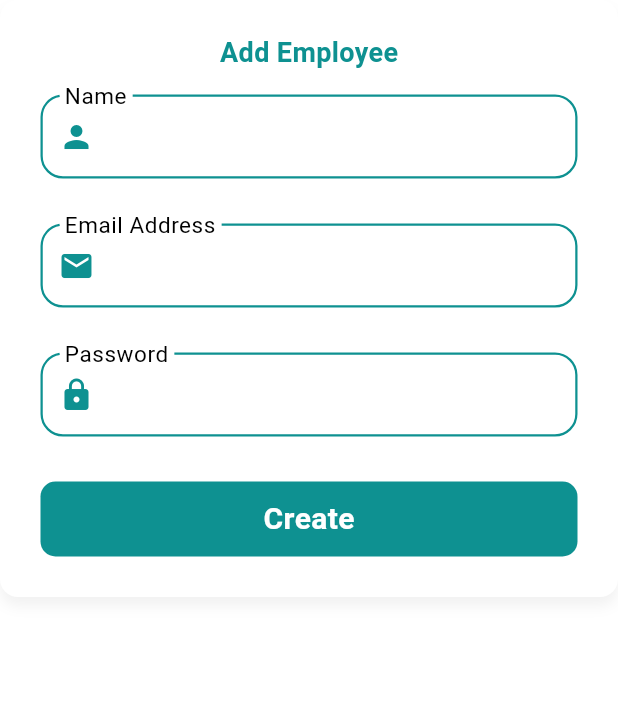
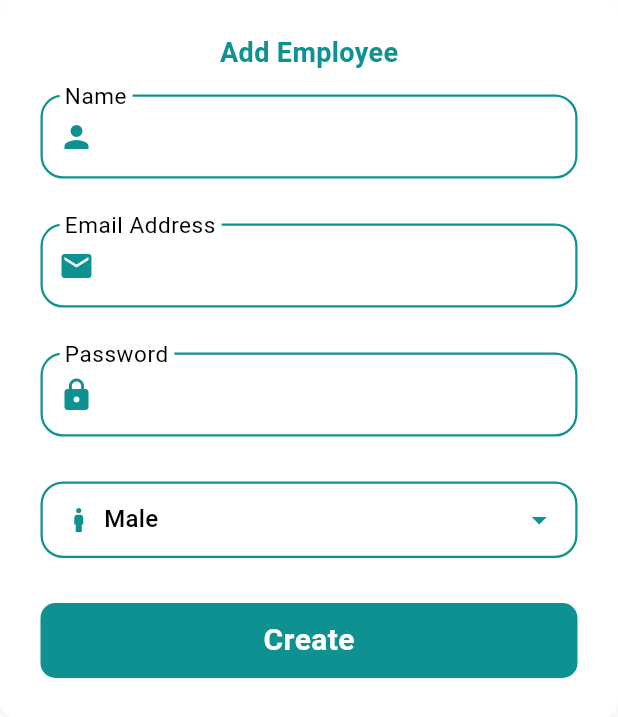
Before and after one commit to OmarAmeer96/Time-Pulse, a Flutter app: the CreateEmployee widget shown alone on an empty page, opened directly, on a phone screen of 412 x 824 dp. Shown: the top 717 px of the screen. Run offline on Flutter 3.47's test engine with Material 3 defaults, Android fonts, the phone set to English and light mode, and no system bars; our stand-ins replace bloc, cloud_firestore, firebase_auth, firebase_core, flutter_bloc, flutter_screenutil and 2 more; accounts and stored records are empty; network calls fail; statements that could not run were skipped.

Commit message:
Add employee gender selection and related UI components; refactor model imports

```diff
--- a/lib/features/auth/widgets/custom_container.dart
+++ b/lib/core/widgets/custom_container.dart
@@ -32,10 +32,7 @@ class CustomContainer extends StatelessWidget {
                     : context.read<ThemeCubit>().darkMode
                         ? Colors.white70
                         : Colors.black,
-                fontSize:
-                    (containerColor == Theme.of(context).colorScheme.primary)
-                        ? 19
-                        : 17),
+                fontSize: 17),
           ),
         ),
       ),
--- a/lib/features/admin/models/employee_model.dart
+++ b/lib/data/models/employee_model.dart
@@ -5,14 +5,18 @@ class EmployeeModel {
   final String email;
   final String id;
   final int remaining_leaves;
-  bool isCheckedIn = false;
+  final bool isCheckedIn;
+  final String role;
+  final String imageUrl;
 
-  EmployeeModel({
-    required this.name,
-    required this.email,
-    required this.id,
-    required this.remaining_leaves,
-  });
+  EmployeeModel(
+      {required this.name,
+      required this.email,
+      required this.id,
+      required this.remaining_leaves,
+      required this.role,
+      required this.isCheckedIn,
+      required this.imageUrl});
 
   factory EmployeeModel.fromFireStore(
       DocumentSnapshot<Map<String, dynamic>> snapshot) {
@@ -21,7 +25,10 @@ class EmployeeModel {
         name: data?['name'] ?? '',
         email: data?['email'] ?? "",
         id: data?['ID'].toString() ?? "",
-        remaining_leaves: data?['remaining_leaves'] ?? 0);
+        remaining_leaves: data?['remaining_leaves'] ?? 0,
+        role: data?['role'] ?? "",
+        isCheckedIn: data?['is_checked_in'] ?? false,
+        imageUrl: data?['image_url'] ?? "");
   }
 
   Map<String, dynamic> toFireStore() {
@@ -31,6 +38,8 @@ class EmployeeModel {
       "email": email,
       "remaining_leaves": remaining_leaves,
       "is_checked_in": isCheckedIn,
+      "role": role,
+      "image_url": imageUrl
     };
   }
 }
--- a/lib/features/admin/cubit/admin_cubit/admin_state.dart
+++ b/lib/features/admin/cubit/admin_cubit/admin_state.dart
@@ -9,3 +9,5 @@ class AdminPageLoaded extends AdminState {}
 class AdminPageError extends AdminState {}
 
 class EmployeeAdded extends AdminState {}
+
+class EmployeeGenderSelected extends AdminState {}
--- a/lib/features/admin/cubit/vacations_cubit/vacations_cubit.dart
+++ b/lib/features/admin/cubit/vacations_cubit/vacations_cubit.dart
@@ -2,7 +2,7 @@ import 'package:cloud_firestore/cloud_firestore.dart';
 import 'package:flutter/material.dart';
 import 'package:flutter_bloc/flutter_bloc.dart';
 import 'package:time_pulse/features/admin/cubit/vacations_cubit/vacations_state.dart';
-import 'package:time_pulse/features/admin/models/vacation_request_model.dart';
+import 'package:time_pulse/data/models/vacation_request_model.dart';
 
 class VacationsCubit extends Cubit<VacationsState> {
   VacationsCubit() : super(VacationsInitial());
--- a/lib/features/admin/widgets/create_employee_view.dart
+++ b/lib/features/admin/widgets/create_employee_view.dart
@@ -6,6 +6,7 @@ import 'package:time_pulse/data/extensions/extensions.dart';
 import 'package:time_pulse/features/admin/cubit/admin_cubit/admin_cubit.dart';
 import 'package:time_pulse/features/admin/cubit/admin_cubit/admin_state.dart';
 import 'package:time_pulse/features/admin/widgets/custom_button.dart';
+import 'package:time_pulse/features/admin/widgets/gender_drop_down.dart';
 import 'package:time_pulse/generated/l10n.dart';
 
 class CreateEmployee extends StatefulWidget {
@@ -60,6 +61,22 @@ class _CreateEmployeeState extends State<CreateEmployee> {
                     label: S.of(context).password,
                     validate: validatePassword,
                     prefixIcon: const Icon(Icons.lock),
+                  ),
+                  BlocBuilder<AdminCubit, AdminState>(
+                    builder: (context, state) {
+                      return Padding(
+                        padding: const EdgeInsets.all(15),
+                        child: Container(
+                            width: double.infinity,
+                            decoration: BoxDecoration(
+                                borderRadius: BorderRadius.circular(15),
+                                border: Border.all(
+                                    width: 1.5,
+                                    color:
+                                        Theme.of(context).colorScheme.primary)),
+                            child: GenderDropDown()),
+                      );
+                    },
                   ),
                   SafeArea(
                     child: Padding(
--- /dev/null
+++ b/lib/features/admin/widgets/gender_drop_down.dart
@@ -0,0 +1,51 @@
+import 'package:flutter/material.dart';
+import 'package:flutter_bloc/flutter_bloc.dart';
+import 'package:time_pulse/features/admin/cubit/admin_cubit/admin_cubit.dart';
+
+class GenderDropDown extends StatelessWidget {
+  const GenderDropDown({super.key});
+
+  @override
+  Widget build(BuildContext context) {
+    return DropdownButton<String>(
+      iconEnabledColor: Theme.of(context).colorScheme.primary,
+      isExpanded: true,
+      underline: SizedBox(),
+      padding: EdgeInsets.symmetric(horizontal: 12),
+      value: context.read<AdminCubit>().employeeGender,
+      items: [
+        DropdownMenuItem<String>(
+          value: "Male",
+          child: Row(
+            children: [
+              Icon(Icons.boy_sharp,
+                  color: Theme.of(context).colorScheme.primary),
+              SizedBox(
+                width: 5,
+              ),
+              Text("Male"),
+            ],
+          ),
+        ),
+        DropdownMenuItem<String>(
+          value: "Female",
+          child: Row(
+            children: [
+              Icon(
+                Icons.girl_sharp,
+                color: Theme.of(context).colorScheme.primary,
+              ),
+              SizedBox(
+                width: 5,
+              ),
+              Text("Female"),
+            ],
+          ),
+        )
+      ],
+      onChanged: (newValue) {
+        context.read<AdminCubit>().selectEmployeeGender(newValue!);
+      },
+    );
+  }
+}
--- a/lib/features/auth/login/login_view.dart
+++ b/lib/features/auth/login/login_view.dart
@@ -9,7 +9,7 @@ import 'package:time_pulse/core/widgets/custom_button.dart';
 import 'package:time_pulse/core/widgets/custom_text_form_field.dart';
 import 'package:time_pulse/core/widgets/global_loading_dialog.dart';
 import 'package:time_pulse/features/auth/cubit/auth_cubit.dart';
-import 'package:time_pulse/features/auth/widgets/custom_container.dart';
+import 'package:time_pulse/core/widgets/custom_container.dart';
 import 'package:time_pulse/features/settings/cubit/theme_cubit/theme_cubit.dart';
 
 import '../../../generated/l10n.dart';
```
Also changed, not shown: lib/features/admin/cubit/admin_cubit/admin_cubit.dart (+13 -2 lines), lib/features/admin/views/admin_home_view.dart (+5 -4 lines), lib/features/admin/views/admin_vrv.dart (+86 -21 lines), lib/features/admin/widgets/custom_list_tile.dart (+9 -3 lines), lib/data/models/vacation_request_model.dart (renamed from lib/features/admin/models/vacation_request_model.dart), 4 other files.
